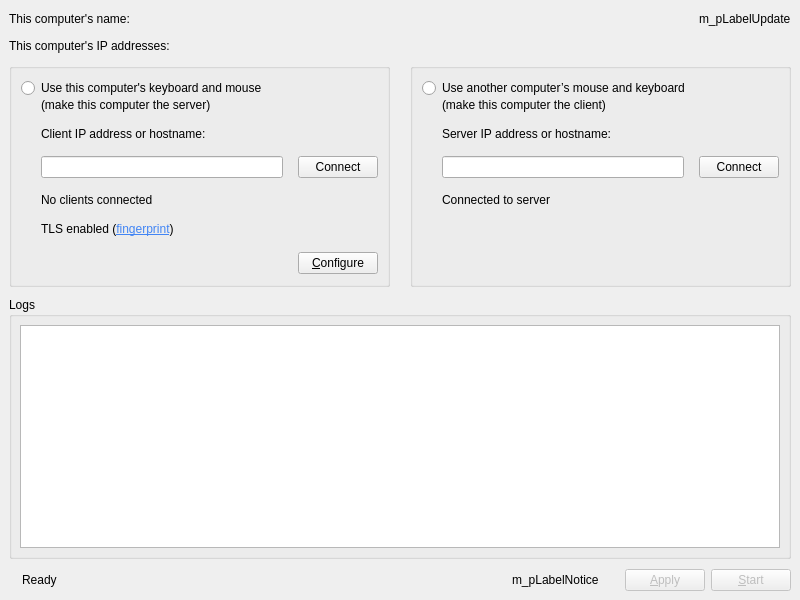
Before: the Qt Designer form src/gui/src/MainWindowBase.ui in deskflow/deskflow, drawn with Qt 5.
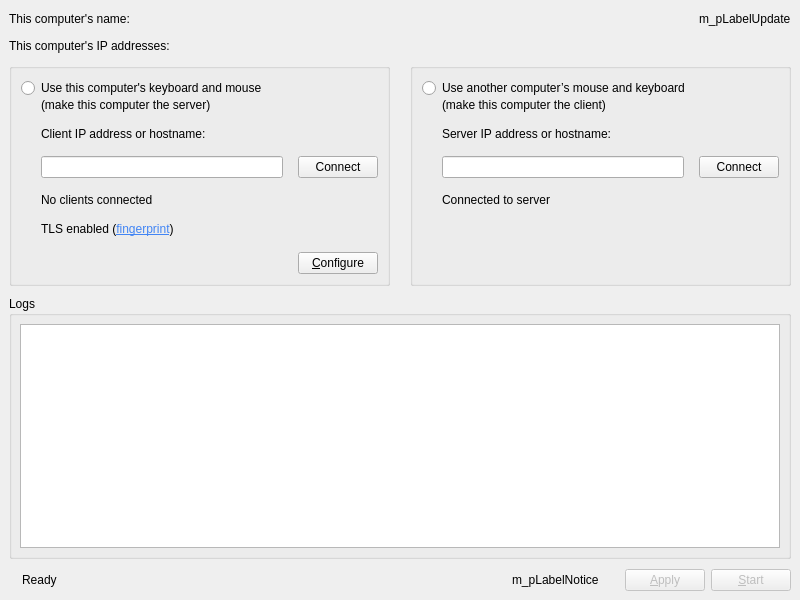
After: the same form once the commit is applied. Icons and pictures are not drawn. Custom widgets are drawn as their Qt base class.

Commit message: Revert addition of resizer

The edit to the form file:
```diff
--- a/src/gui/src/MainWindowBase.ui
+++ b/src/gui/src/MainWindowBase.ui
@@ -283,19 +283,6 @@
             </layout>
            </widget>
           </item>
-          <item>
-           <spacer name="verticalSpacer_3">
-            <property name="orientation">
-             <enum>Qt::Vertical</enum>
-            </property>
-            <property name="sizeHint" stdset="0">
-             <size>
-              <width>20</width>
-              <height>1</height>
-             </size>
-            </property>
-           </spacer>
-          </item>
          </layout>
         </widget>
        </item>
```
